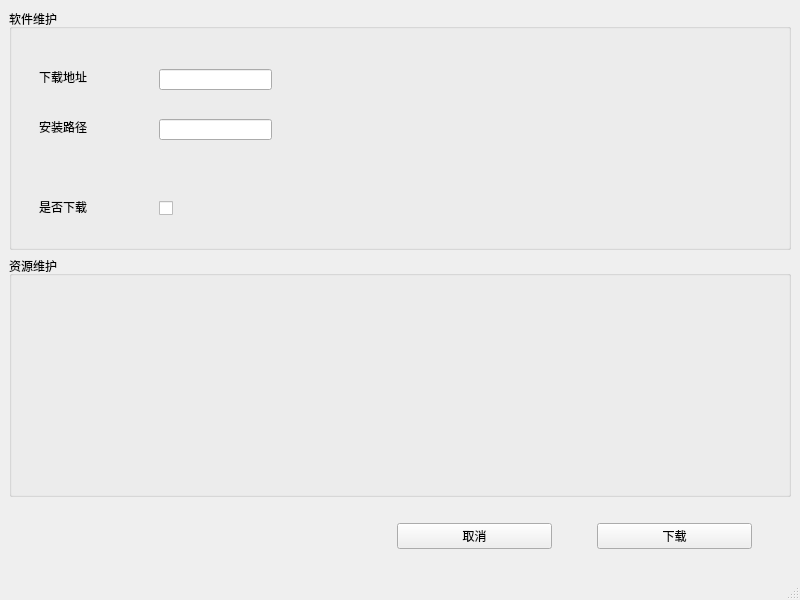
The window that src/mainwindow.ui (money0534/Notepad_QtCLion) describes before a commit, drawn with Qt 5.
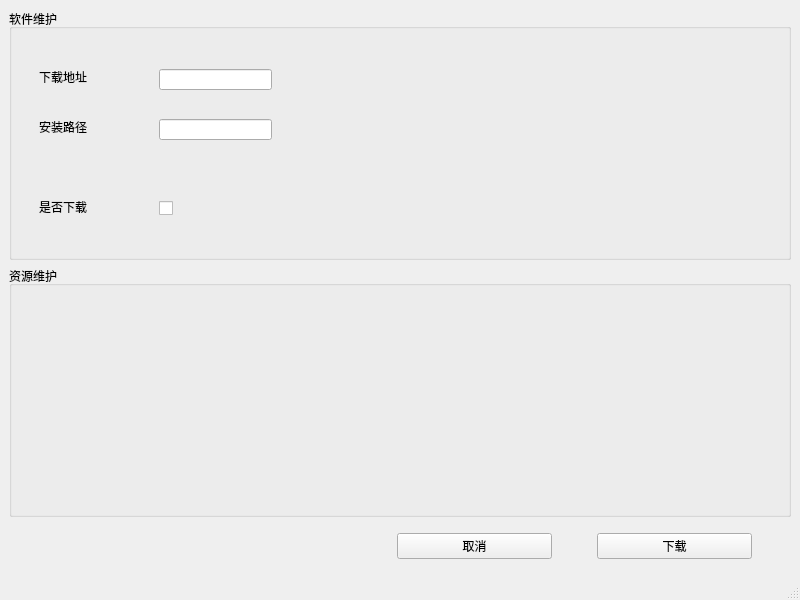
The same window after the commit.

```diff
--- a/src/mainwindow.ui
+++ b/src/mainwindow.ui
@@ -104,10 +104,10 @@
     <item>
      <layout class="QHBoxLayout" name="horizontalLayout" stretch="10,4,1,4,1">
       <property name="topMargin">
-       <number>20</number>
+       <number>10</number>
       </property>
       <property name="bottomMargin">
-       <number>20</number>
+       <number>10</number>
       </property>
       <item>
        <spacer name="horizontalSpacer_2">
```
